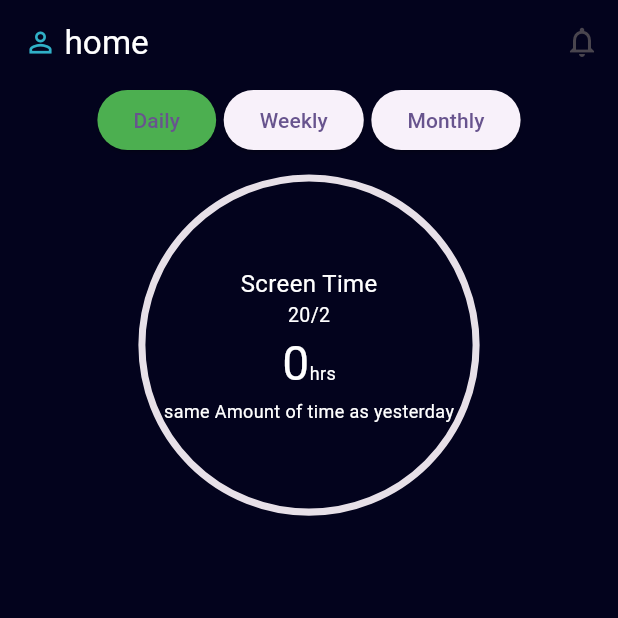
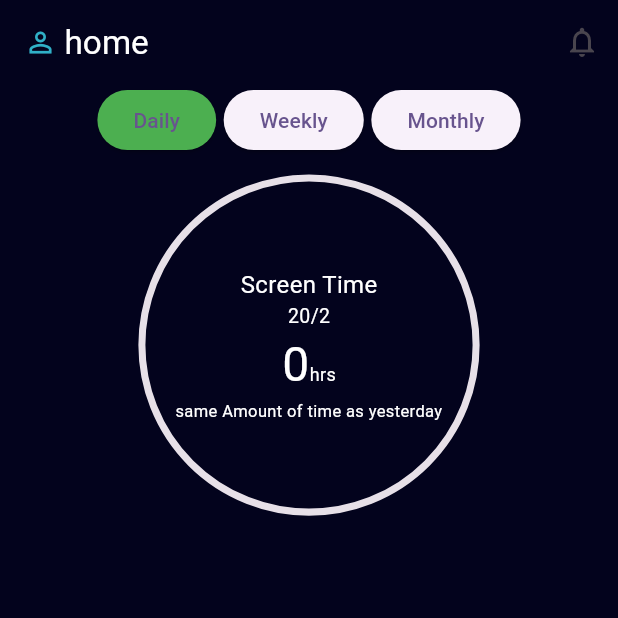
Before and after one commit to OmarAbdelgilil/trackwise_mobile_app, a Flutter app: the screen it shows after launch, on a phone screen of 412 x 824 dp, the top half of it. Run offline on Flutter 3.47's test engine with Material 3 defaults, Android fonts, the phone set to English and light mode, and no system bars; drawn by our look-alikes of syncfusion_flutter_gauges; our stand-ins replace device_info_plus, dio, fl_chart, flutter_riverpod, flutter_screenutil, get_it and 5 more.

Commit message:
compare text style - overflow

```diff
--- a/lib/features/Home/presentation/widgets/circle_progress_bar.dart
+++ b/lib/features/Home/presentation/widgets/circle_progress_bar.dart
@@ -1,5 +1,6 @@
 import 'package:flutter/material.dart';
 import 'package:flutter_riverpod/flutter_riverpod.dart';
+import 'package:flutter_screenutil/flutter_screenutil.dart';
 import 'package:syncfusion_flutter_gauges/gauges.dart';
 import 'package:track_wise_mobile_app/features/Home/presentation/home_view_model.dart';
 import 'package:track_wise_mobile_app/utils/change_date_mode.dart';
@@ -51,10 +52,18 @@ class CircleProgressBar extends ConsumerWidget {
                           ),
                         ],
                       ),
-                      Text(
-                        prov.getCompareText(prov.totalUsageTime, prov.totalUsageTimeToCompare, prov.changeDateMode),
-                        style: const TextStyle(color: Colors.white, fontSize: 12),
-                      ),
+                      SizedBox(
+                        width: 215.w,
+                        child: Align(
+                          child: Text(
+                            prov.getCompareText(prov.totalUsageTime, prov.totalUsageTimeToCompare, prov.changeDateMode),
+                            textAlign: TextAlign.center,
+                            style: const TextStyle(color: Colors.white, fontSize: 11),
+                            overflow: TextOverflow.ellipsis,
+                            maxLines: 2,
+                          ),
+                        ),)
+
                     ],
                   ))
                 ],
```
